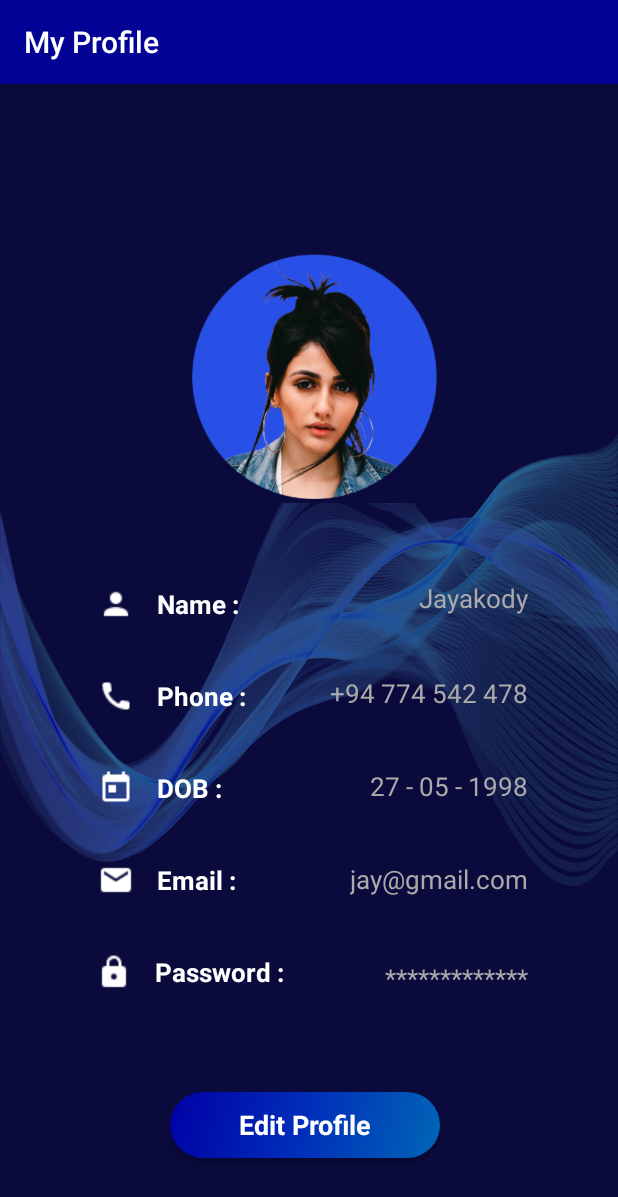
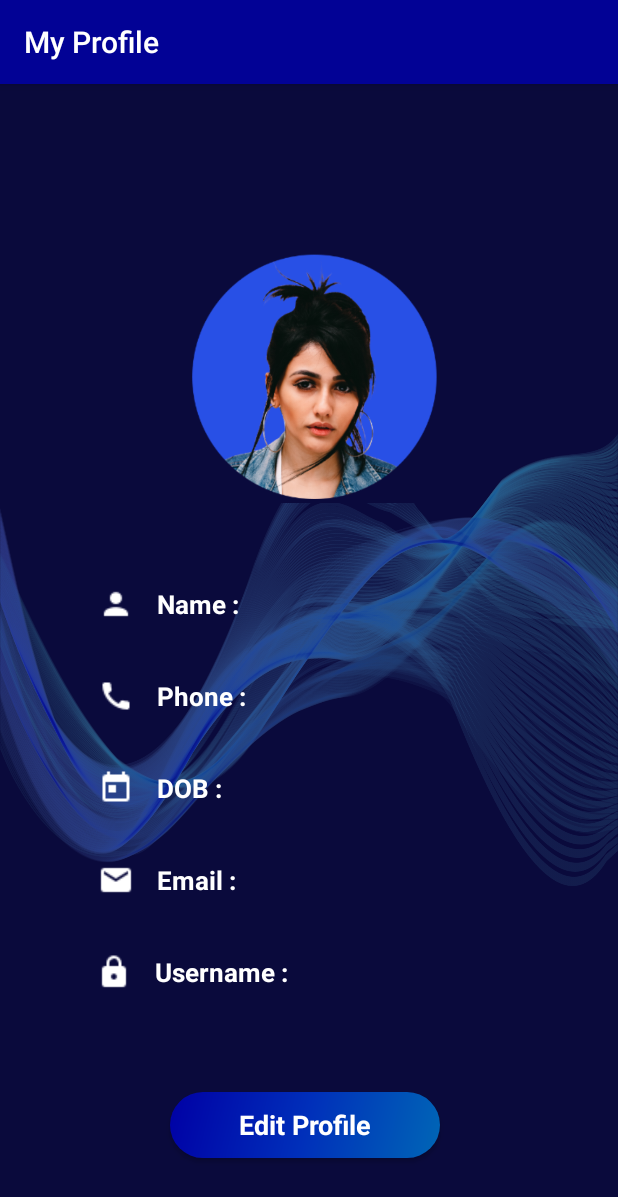
Before and after one commit to Anuththara18/MAD-Project, an Android app: the MyProfileActivity screen opened directly, with no data from a screen before it, on a phone screen of 412 x 824 dp. Shown: the top 1197 px of the screen. Run offline under Robolectric (Android 15) with nearby library versions, the light colour scheme and no system bars; Roboto replaces fonts that are not available here.

Commit message:
User Profile Data Retrieval Done

```diff
--- a/app/src/main/java/com/example/hotelheritage/MyProfileActivity.java
+++ b/app/src/main/java/com/example/hotelheritage/MyProfileActivity.java
@@ -6,15 +6,32 @@ import android.content.Intent;
 import android.os.Bundle;
 import android.view.View;
 import android.widget.Button;
+import android.widget.TextView;
+
+import org.w3c.dom.Text;
 
 public class MyProfileActivity extends AppCompatActivity {
+
+    TextView pName, pPhone, pDob, pEmail, pUsername;
 
     @Override
     protected void onCreate(Bundle savedInstanceState) {
         super.onCreate(savedInstanceState);
         setContentView(R.layout.activity_my_profile);
 
+        pName = (TextView)findViewById(R.id.pName);
+        pPhone = (TextView)findViewById(R.id.pPhone);
+        pDob = (TextView)findViewById(R.id.pDob);
+        pEmail = (TextView)findViewById(R.id.pEmail);
+        pUsername = (TextView)findViewById(R.id.pUsername);
         Button btn3 = (Button) findViewById(R.id.editprofile);
+
+        Intent intent = getIntent();
+        pName.setText(intent.getStringExtra("n1"));
+        pPhone.setText(intent.getStringExtra("n2"));
+        pDob.setText(intent.getStringExtra("n3"));
+        pEmail.setText(intent.getStringExtra("n4"));
+        pUsername.setText(intent.getStringExtra("n5"));
 
         btn3.setOnClickListener(new View.OnClickListener() {
             @Override
--- a/app/src/main/java/com/example/hotelheritage/Users.java
+++ b/app/src/main/java/com/example/hotelheritage/Users.java
@@ -6,7 +6,7 @@ import com.google.firebase.database.IgnoreExtraProperties;
 public class Users {
 
     private String name;
-    private Integer conNo;
+    private String conNo;
     private String dob;
     private String email;
     private String username;
@@ -23,11 +23,11 @@ public class Users {
         this.name = name;
     }
 
-    public Integer getConNo() {
+    public String getConNo() {
         return conNo;
     }
 
-    public void setConNo(Integer conNo) {
+    public void setConNo(String conNo) {
         this.conNo = conNo;
     }
 
--- a/app/src/main/res/layout/activity_my_profile.xml
+++ b/app/src/main/res/layout/activity_my_profile.xml
@@ -27,7 +27,7 @@
         android:layout_marginEnd="118dp"
         android:layout_marginBottom="51dp"
         android:src="@drawable/profile"
-        app:layout_constraintBottom_toTopOf="@+id/textView8"
+        app:layout_constraintBottom_toTopOf="@+id/pName"
         app:layout_constraintEnd_toEndOf="parent"
         app:layout_constraintStart_toStartOf="parent" />
 
@@ -109,7 +109,7 @@
         android:drawablePadding="15dp"
         android:fontFamily="@font/marko_one"
         android:paddingLeft="20dp"
-        android:text="@string/pwd_p"
+        android:text="Username :"
         android:textColor="@android:color/background_light"
         android:textSize="17sp"
         android:textStyle="bold"
@@ -117,7 +117,7 @@
         app:layout_constraintStart_toStartOf="parent" />
 
     <TextView
-        android:id="@+id/textView8"
+        android:id="@+id/pName"
         android:layout_width="wrap_content"
         android:layout_height="wrap_content"
         android:layout_marginEnd="60dp"
@@ -128,11 +128,11 @@
         android:textColor="@android:color/darker_gray"
         android:textColorHint="#ffffff"
         android:textSize="17sp"
-        app:layout_constraintBottom_toTopOf="@+id/textView9"
+        app:layout_constraintBottom_toTopOf="@+id/pPhone"
         app:layout_constraintEnd_toEndOf="parent" />
 
     <TextView
-        android:id="@+id/textView9"
+        android:id="@+id/pPhone"
         android:layout_width="wrap_content"
         android:layout_height="wrap_content"
         android:layout_marginEnd="60dp"
@@ -143,11 +143,11 @@
         android:textColor="@android:color/darker_gray"
         android:textColorHint="#ffffff"
         android:textSize="17sp"
-        app:layout_constraintBottom_toTopOf="@+id/textView10"
+        app:layout_constraintBottom_toTopOf="@+id/pDob"
         app:layout_constraintEnd_toEndOf="parent" />
 
     <TextView
-        android:id="@+id/textView10"
+        android:id="@+id/pDob"
         android:layout_width="wrap_content"
         android:layout_height="wrap_content"
         android:layout_marginEnd="60dp"
@@ -158,11 +158,11 @@
         android:textColor="@android:color/darker_gray"
         android:textColorHint="#ffffff"
         android:textSize="17sp"
-        app:layout_constraintBottom_toTopOf="@+id/textView12"
+        app:layout_constraintBottom_toTopOf="@+id/pEmail"
         app:layout_constraintEnd_toEndOf="parent" />
 
     <TextView
-        android:id="@+id/textView12"
+        android:id="@+id/pEmail"
         android:layout_width="wrap_content"
         android:layout_height="wrap_content"
         android:layout_marginEnd="60dp"
@@ -173,11 +173,11 @@
         android:textColor="@android:color/darker_gray"
         android:textColorHint="#ffffff"
         android:textSize="17sp"
-        app:layout_constraintBottom_toTopOf="@+id/textView13"
+        app:layout_constraintBottom_toTopOf="@+id/pUsername"
         app:layout_constraintEnd_toEndOf="parent" />
 
     <TextView
-        android:id="@+id/textView13"
+        android:id="@+id/pUsername"
         android:layout_width="wrap_content"
         android:layout_height="wrap_content"
         android:layout_marginEnd="60dp"
```
Also changed, not shown: app/src/main/java/com/example/hotelheritage/BookingsList.java (added, +47 -0 lines), app/src/main/java/com/example/hotelheritage/DisplayBookingsList.java (added, +65 -0 lines), app/src/main/java/com/example/hotelheritage/LoginActivity.java (+67 -68 lines), app/src/main/java/com/example/hotelheritage/RegistrationActivity.java (+3 -7 lines), app/src/main/java/com/example/hotelheritage/ReservationsHomeActivity.java (+14 -3 lines), app/src/main/res/layout/activity_bookings_list.xml (added, +31 -0 lines), app/src/main/res/layout/activity_login.xml (+7 -7 lines), app/src/main/res/layout/activity_my_bookings.xml (+12 -29 lines).
